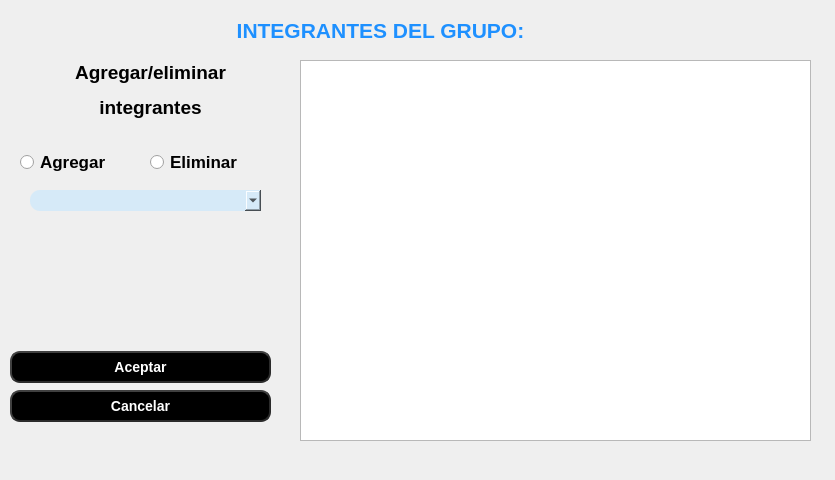
Above: src/grupointegrantes.ui from Ana-Luisa-GF/MyP-reproductorMP3-Ana-Luisa-GF before the change. Below: the same form after it.
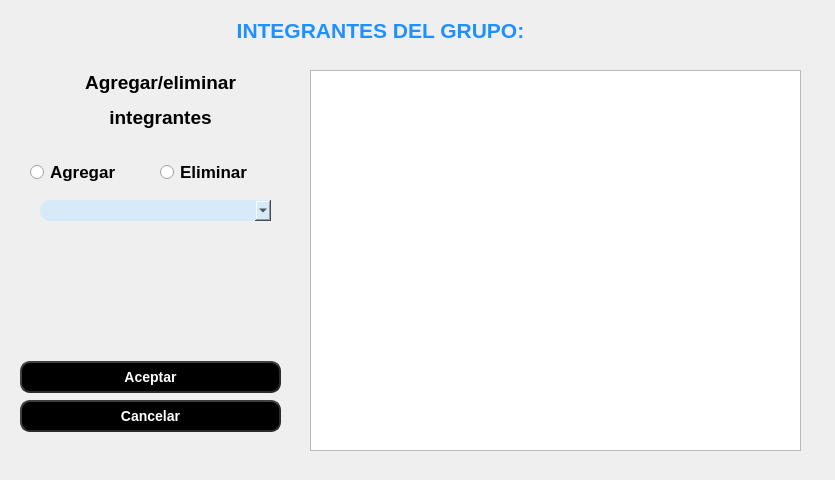
That is the form after the change.

Patch:
```diff
--- a/src/grupointegrantes.ui
+++ b/src/grupointegrantes.ui
@@ -29,9 +29,9 @@
   <widget class="QListWidget" name="listWidget">
    <property name="geometry">
     <rect>
-     <x>300</x>
-     <y>60</y>
-     <width>511</width>
+     <x>310</x>
+     <y>70</y>
+     <width>491</width>
      <height>381</height>
     </rect>
    </property>
@@ -39,8 +39,8 @@
   <widget class="QFrame" name="reprod_3">
    <property name="geometry">
     <rect>
-     <x>0</x>
-     <y>50</y>
+     <x>10</x>
+     <y>60</y>
      <width>291</width>
      <height>381</height>
     </rect>
```
